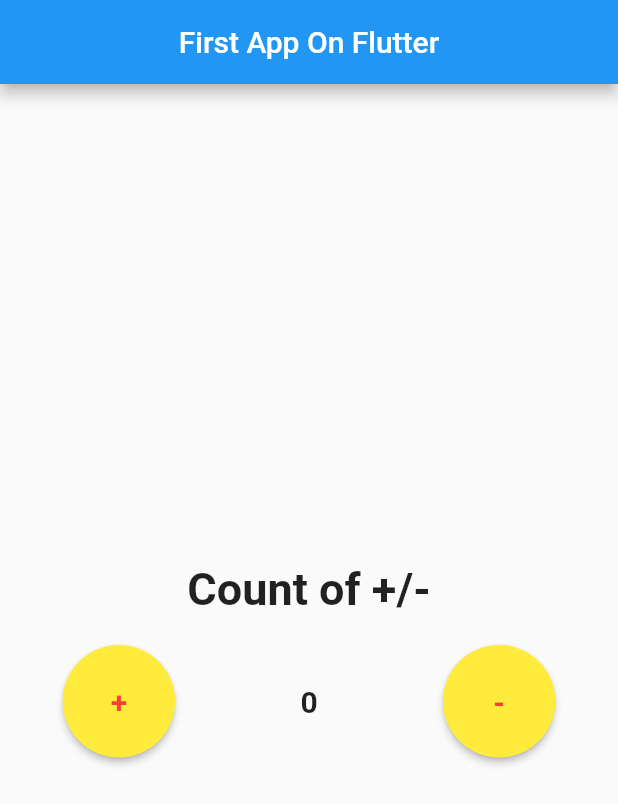
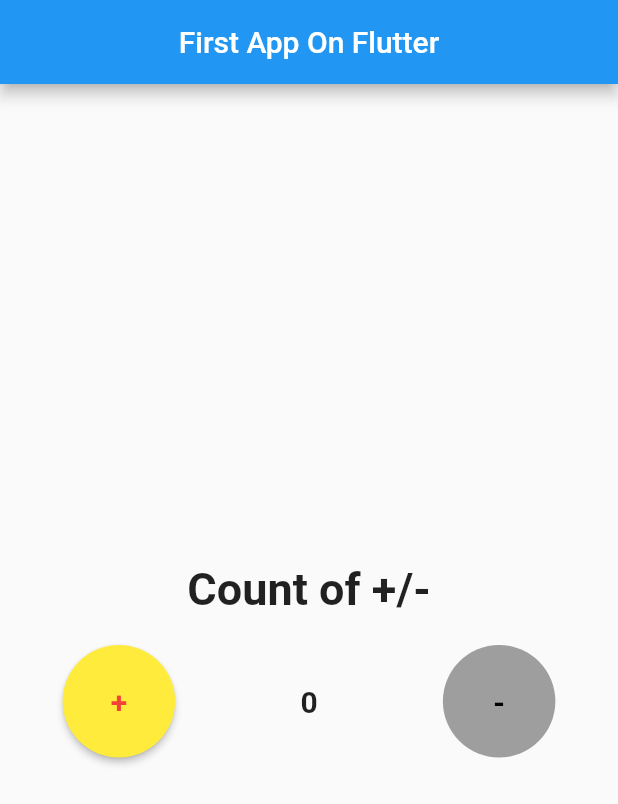
Before and after one commit to rep1q/simple_app_on_flutter, a Flutter app: the screen it shows after launch, on a phone screen of 412 x 824 dp. Shown: the top 804 px of the screen. Run offline on Flutter 3.47's test engine with Material 2 defaults, Android fonts, the phone set to English and light mode, and no system bars.

Commit message:
fix buggs and mistakes

```diff
--- a/lib/main.dart
+++ b/lib/main.dart
@@ -1,7 +1,6 @@
 import 'package:flutter/material.dart';
-import 'package:simple_app/Application.dart';
+import 'package:simple_app/my_application.dart';
 
 void main() {
-  const app = Application();
-  runApp(app);
+  runApp(const Application());
 }
--- a/lib/MainView.dart
+++ b/lib/main_view.dart
@@ -1,7 +1,9 @@
 import 'package:flutter/material.dart';
 
 class MainView extends StatefulWidget {
-  const MainView({super.key});
+  const MainView({
+    super.key,
+  });
 
   @override
   State<MainView> createState() => Buttons();
@@ -10,29 +12,19 @@ class MainView extends StatefulWidget {
 
 class Buttons extends State<MainView> {
 var count = 0;
-bool flag_plus = false;
-bool flag_minus = false;
 
 void plusBtnPress(){
   setState(() {
-    count++;
-    if(count>=10){
-      flag_plus = true;
-    }
-    else{
-      flag_minus = false;
+    if(count<10){
+      ++count;
     }
   });
 }
 
 void minusBtnPress(){
   setState(() {
-    count--;
-    if(count <= 0){
-      flag_minus = true;
-    }
-    else{
-      flag_plus = false;
+    if(count > 0){
+      --count;
     }
   });
 }
@@ -61,39 +53,39 @@ void minusBtnPress(){
                   mainAxisSize: MainAxisSize.max,
                   mainAxisAlignment: MainAxisAlignment.spaceAround,
                   children: [
-                    ElevatedButton(onPressed:  flag_plus ? null: () => plusBtnPress()
-                        ,style: ElevatedButton.styleFrom(
+                    ElevatedButton(onPressed:  count < 10 ? () => plusBtnPress() : null,
+                        style: ElevatedButton.styleFrom(
                           backgroundColor: Colors.yellow,
                           disabledBackgroundColor: Colors.grey,
                           foregroundColor: Colors.red,
                           disabledForegroundColor: Colors.black,
                           minimumSize: Size(75, 75),
                           shape: RoundedRectangleBorder(
-                            borderRadius: BorderRadius.circular(50.0),
+                            borderRadius: BorderRadius.circular(50),
                           ),
                           textStyle: const TextStyle(
                             fontSize: 20,
                             fontWeight: FontWeight.bold,
                           ),
                         ),child: const Text("+")),
-                    Container(
-                      child: Text(
+
+                      Text(
                           "$count",
                           style: const TextStyle(
                             fontSize: 20,
                             fontWeight: FontWeight.bold,
                           ),
                       ),
-                    ),
-                    ElevatedButton(onPressed:  flag_minus ? null: () => minusBtnPress()
-                        ,style: ElevatedButton.styleFrom(
+
+                    ElevatedButton(onPressed:  count > 0 ? () => minusBtnPress() : null,
+                        style: ElevatedButton.styleFrom(
                           backgroundColor: Colors.yellow,
                           disabledBackgroundColor: Colors.grey,
                           foregroundColor: Colors.red,
                           disabledForegroundColor: Colors.black,
                           minimumSize: Size(75, 75),
                           shape: RoundedRectangleBorder(
-                            borderRadius: BorderRadius.circular(50.0),
+                            borderRadius: BorderRadius.circular(50),
                           ),
                           textStyle: const TextStyle(
                             fontSize: 20,
--- a/lib/Application.dart
+++ b/lib/my_application.dart
@@ -1,9 +1,11 @@
 import 'package:flutter/material.dart';
 
-import 'MainView.dart';
+import 'main_view.dart';
 
 class Application extends StatelessWidget {
-  const Application({super.key});
+  const Application({
+    super.key,
+  });
 
   @override
   Widget build(BuildContext context) {
```
